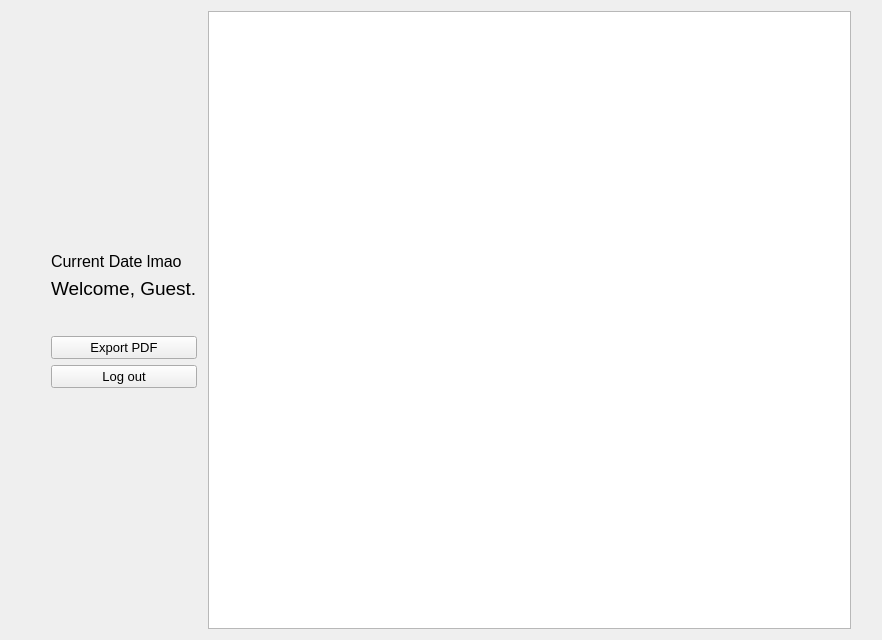
Qt form form_course_add.ui (PPsyrius/projekt-KASS) before a commit.
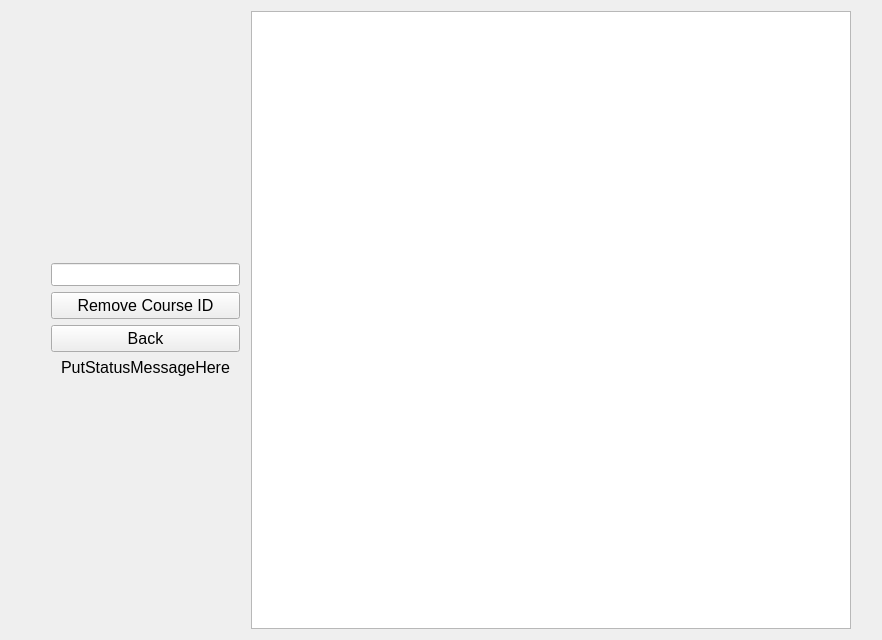
The same form after that commit.

Commit message: Placeholder Add Course

```diff
--- a/form_course_add.ui
+++ b/form_course_add.ui
@@ -46,66 +46,50 @@
       </spacer>
      </item>
      <item>
-      <widget class="QLabel" name="lb_currentDateTime">
+      <widget class="QLineEdit" name="le_courseID">
        <property name="font">
         <font>
-         <pointsize>12</pointsize>
+         <pointsize>10</pointsize>
         </font>
        </property>
-       <property name="text">
-        <string>Current Date lmao</string>
-       </property>
       </widget>
      </item>
      <item>
-      <widget class="QLabel" name="lb_welcome">
+      <widget class="QPushButton" name="bt_remove">
        <property name="font">
         <font>
-         <pointsize>14</pointsize>
+         <pointsize>12</pointsize>
         </font>
        </property>
        <property name="text">
-        <string>Welcome, Guest.</string>
+        <string>Remove Course ID</string>
        </property>
       </widget>
      </item>
      <item>
-      <spacer name="verticalSpacer">
-       <property name="orientation">
-        <enum>Qt::Vertical</enum>
-       </property>
-       <property name="sizeType">
-        <enum>QSizePolicy::Fixed</enum>
-       </property>
-       <property name="sizeHint" stdset="0">
-        <size>
-         <width>20</width>
-         <height>30</height>
-        </size>
-       </property>
-      </spacer>
-     </item>
-     <item>
-      <widget class="QPushButton" name="bt_exportPDF">
+      <widget class="QPushButton" name="bt_back">
        <property name="font">
         <font>
-         <pointsize>10</pointsize>
+         <pointsize>12</pointsize>
         </font>
        </property>
        <property name="text">
-        <string>Export PDF</string>
+        <string>Back</string>
        </property>
       </widget>
      </item>
      <item>
-      <widget class="QPushButton" name="bt_logOut">
+      <widget class="QLabel" name="lb_statusMessage">
        <property name="font">
         <font>
-         <pointsize>10</pointsize>
+         <pointsize>12</pointsize>
         </font>
        </property>
        <property name="text">
-        <string>Log out</string>
+        <string>PutStatusMessageHere</string>
+       </property>
+       <property name="alignment">
+        <set>Qt::AlignCenter</set>
        </property>
       </widget>
      </item>
@@ -142,6 +126,21 @@
    </item>
    <item>
     <widget class="QTableView" name="table_courseList">
+     <property name="enabled">
+      <bool>true</bool>
+     </property>
+     <property name="sizePolicy">
+      <sizepolicy hsizetype="Expanding" vsizetype="Expanding">
+       <horstretch>0</horstretch>
+       <verstretch>0</verstretch>
+      </sizepolicy>
+     </property>
+     <property name="minimumSize">
+      <size>
+       <width>600</width>
+       <height>0</height>
+      </size>
+     </property>
      <property name="font">
       <font>
        <pointsize>12</pointsize>
```
The commit also changes 1 other file.
